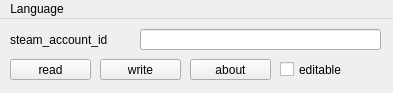
First picture: the form in mainwindow.ui, repository 424778940z/nier_automata_pc_savedata_tool, before the edit.
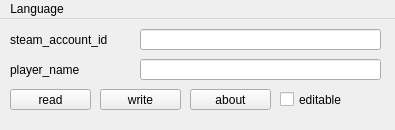
Second picture: the form after the edit.

The edit to the form file:
```diff
--- a/mainwindow.ui
+++ b/mainwindow.ui
@@ -6,10 +6,16 @@
    <rect>
     <x>0</x>
     <y>0</y>
-    <width>393</width>
-    <height>93</height>
+    <width>395</width>
+    <height>130</height>
    </rect>
   </property>
+  <property name="sizePolicy">
+   <sizepolicy hsizetype="Fixed" vsizetype="Fixed">
+    <horstretch>0</horstretch>
+    <verstretch>0</verstretch>
+   </sizepolicy>
+  </property>
   <property name="windowTitle">
    <string>nier_automata_pc_savedata__ver_x_x</string>
   </property>
@@ -18,7 +24,7 @@
     <property name="geometry">
      <rect>
       <x>10</x>
-      <y>40</y>
+      <y>70</y>
       <width>81</width>
       <height>21</height>
      </rect>
@@ -31,7 +37,7 @@
     <property name="geometry">
      <rect>
       <x>100</x>
-      <y>40</y>
+      <y>70</y>
       <width>81</width>
       <height>21</height>
      </rect>
@@ -54,7 +60,7 @@
     <property name="geometry">
      <rect>
       <x>280</x>
-      <y>40</y>
+      <y>70</y>
       <width>101</width>
       <height>21</height>
      </rect>
@@ -80,7 +86,7 @@
     <property name="geometry">
      <rect>
       <x>190</x>
-      <y>40</y>
+      <y>70</y>
       <width>81</width>
       <height>21</height>
      </rect>
@@ -89,13 +95,36 @@
      <string>about</string>
     </property>
    </widget>
+   <widget class="QLineEdit" name="le_player_name">
+    <property name="geometry">
+     <rect>
+      <x>140</x>
+      <y>40</y>
+      <width>241</width>
+      <height>21</height>
+     </rect>
+    </property>
+   </widget>
+   <widget class="QLabel" name="lb_player_name">
+    <property name="geometry">
+     <rect>
+      <x>10</x>
+      <y>40</y>
+      <width>121</width>
+      <height>21</height>
+     </rect>
+    </property>
+    <property name="text">
+     <string>player_name</string>
+    </property>
+   </widget>
   </widget>
   <widget class="QMenuBar" name="menuBar">
    <property name="geometry">
     <rect>
      <x>0</x>
      <y>0</y>
-     <width>393</width>
+     <width>395</width>
      <height>22</height>
     </rect>
    </property>
```
